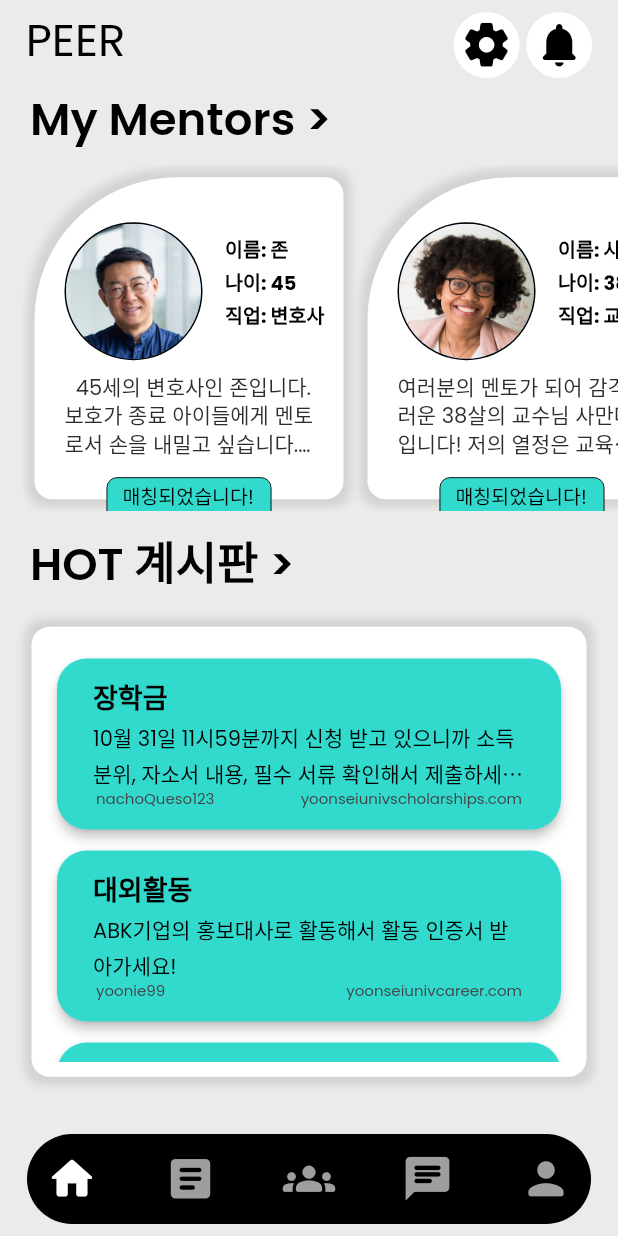
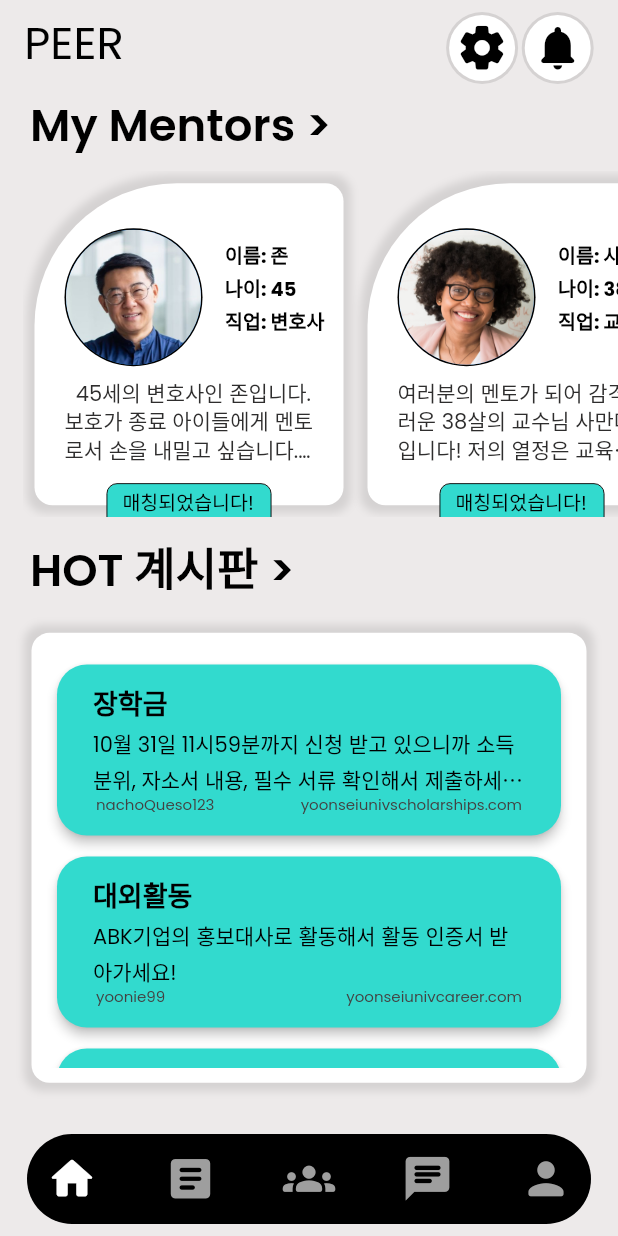
Before and after one commit to becanam/peer_app, a Flutter app: the screen it shows after launch, on a phone screen of 412 x 824 dp. Run offline on Flutter 3.47's test engine with Material 2 defaults, Android fonts, the phone set to English and light mode, and no system bars; our stand-ins replace google_fonts.

Commit message:
last commit

```diff
--- a/lib/pages/homepage.dart
+++ b/lib/pages/homepage.dart
@@ -39,7 +39,10 @@ class _HomePageState extends State<HomePage> {
                     ),
 
                     //settings icon
-                    const CircleAvatar(
+                    CircleAvatar(
+                      backgroundColor: Colors.black.withOpacity(0.1),
+                      radius: 24,
+                      child: const CircleAvatar(
                           backgroundColor: Colors.white,
                           radius: 22,
                           child: Icon(
@@ -47,16 +50,21 @@ class _HomePageState extends State<HomePage> {
                             color: Colors.black,
                             size: 35,
                           )),
+                    ),
 
                     //notification icon
-                    const CircleAvatar(
+                    CircleAvatar(
+                      backgroundColor: Colors.black.withOpacity(0.1),
+                      radius: 24,
+                      child: const CircleAvatar(
                           backgroundColor: Colors.white,
                           radius: 22,
                           child: Icon(
                             Icons.notifications_rounded,
                             color: Colors.black,
                             size: 35,
-                        ))
+                          )),
+                    )
                   ],
                 ),
               ),
```
Lines whose indentation alone changed are shown as unchanged.
